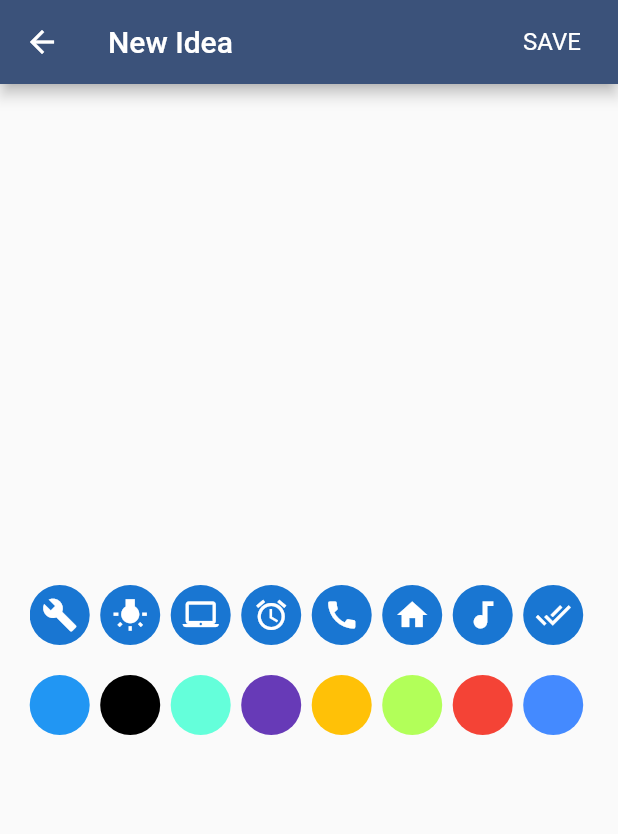
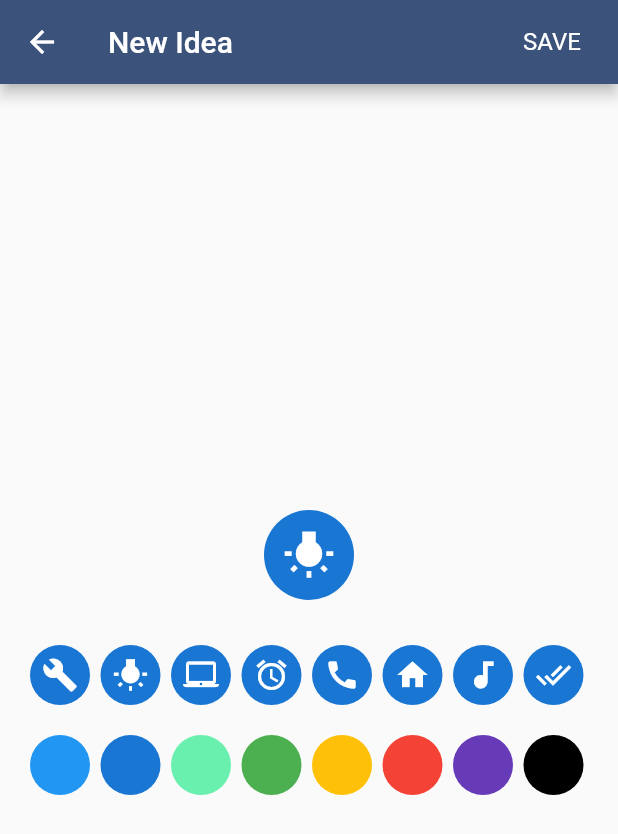
Before and after one commit to JBDionisio/flutter-organization_app, a Flutter app: the IdeasList screen opened directly, on a phone screen of 412 x 824 dp. Shown: the top 834 px of the screen. Run offline on Flutter 3.47's test engine with Material 2 defaults, Android fonts, the phone set to English and light mode, and no system bars.

Commit message:
#1 Possibility of choose color and icon

```diff
--- a/lib/screens/popups/ideasList.dart
+++ b/lib/screens/popups/ideasList.dart
@@ -6,6 +6,11 @@ class IdeasList extends StatefulWidget {
 }
 
 class _IdeasListState extends State<IdeasList> {
+
+  Color _color = Colors.blue[700];
+  IconData _icon = Icons.wb_incandescent;
+
+
   @override
   Widget build(BuildContext context) {
     return new Scaffold(
@@ -31,12 +36,25 @@ class _IdeasListState extends State<IdeasList> {
         child: Column(
           mainAxisAlignment: MainAxisAlignment.center,
           children: <Widget>[
+            new Container(
+              padding: EdgeInsets.only(left: 40.0, right:40.0, bottom: 20.0),
+              //color: Colors.black,
+              child: Center(
+                child: CircleAvatar(
+                  radius: 30.0,
+                  backgroundColor: _color,
+                  child: Icon(_icon,
+                      size: 35.0, color: Colors.white),
+                ),
+              ),
+
+            ),
             new Stack(
               alignment: Alignment.center,
               children: <Widget>[
                 new Container(
                   height: 60.0,
-                  padding: EdgeInsets.only(left: 19.8, right:19.8),
+                  padding: EdgeInsets.only(left: 20.0, right:16.0),
                   child: _icons(),
                 )
               ],
@@ -45,11 +63,12 @@ class _IdeasListState extends State<IdeasList> {
               children: <Widget>[
                 new Container(
                   height: 60.0,
-                  padding: EdgeInsets.only(left: 19.8, right:19.8),
+                  padding: EdgeInsets.only(left: 20.0, right:16.0),
                   child: _colors(),
                 )
               ],
-            )
+            ),
+
           ],
         ),
       )
@@ -60,38 +79,100 @@ class _IdeasListState extends State<IdeasList> {
     return ListView(
       scrollDirection: Axis.horizontal,
       children: <Widget>[
-        CircleAvatar(
-            child: Icon(Icons.build)
+        GestureDetector(
+          onTap: (){
+            setState(() {
+              _icon = Icons.build;
+            });
+          },
+          child: CircleAvatar(
+              child: Icon(Icons.build)
+          ),
         ),
         SizedBox(width: 7.0,),
-        CircleAvatar(
-            child: Icon(Icons.wb_incandescent)
+
+        GestureDetector(
+          onTap: (){
+            setState(() {
+              _icon = Icons.wb_incandescent;
+            });
+          },
+          child: CircleAvatar(
+              child: Icon(Icons.wb_incandescent)
+          ),
         ),
         SizedBox(width: 7.0,),
-        CircleAvatar(
-            child: Icon(Icons.laptop_mac)
+
+        GestureDetector(
+          onTap: (){
+            setState(() {
+              _icon = Icons.laptop_mac;
+            });
+          },
+          child: CircleAvatar(
+              child: Icon(Icons.laptop_mac)
+          ),
         ),
         SizedBox(width: 7.0,),
-        CircleAvatar(
-            child: Icon(Icons.alarm)
+
+        GestureDetector(
+          onTap: (){
+            setState(() {
+              _icon = Icons.alarm;
+            });
+          },
+          child: CircleAvatar(
+              child: Icon(Icons.alarm)
+          ),
         ),
         SizedBox(width: 7.0,),
-        CircleAvatar(
-            child: Icon(Icons.call)
+
+        GestureDetector(
+          onTap: (){
+            setState(() {
+              _icon = Icons.call;
+            });
+          },
+          child: CircleAvatar(
+              child: Icon(Icons.call)
+          ),
         ),
         SizedBox(width: 7.0,),
-        CircleAvatar(
-            child: Icon(Icons.home)
+
+        GestureDetector(
+          onTap: (){
+            setState(() {
+              _icon = Icons.home;
+            });
+          },
+          child: CircleAvatar(
+              child: Icon(Icons.home)
+          ),
         ),
         SizedBox(width: 7.0,),
-        CircleAvatar(
-            child: Icon(Icons.audiotrack)
+
+        GestureDetector(
+          onTap: (){
+            setState(() {
+              _icon = Icons.audiotrack;
+            });
+          },
+          child: CircleAvatar(
+              child: Icon(Icons.audiotrack)
+          ),
         ),
         SizedBox(width: 7.0,),
-        CircleAvatar(
-            child: Icon(Icons.done_all)
+
+        GestureDetector(
+          onTap: (){
+            setState(() {
+              _icon = Icons.done_all;
+            });
+          },
+          child: CircleAvatar(
+              child: Icon(Icons.done_all)
+          ),
         ),
-        SizedBox(width: 7.0,),
       ],
     );
   }
@@ -99,36 +180,99 @@ class _IdeasListState extends State<IdeasList> {
     return ListView(
       scrollDirection: Axis.horizontal,
       children: <Widget>[
-        CircleAvatar(
+        GestureDetector(
+          onTap: (){
+            setState(() {
+              _color = Colors.blue;
+            });
+          },
+          child: CircleAvatar(
             backgroundColor: Colors.blue,
+          ),
         ),
         SizedBox(width: 7.0,),
-        CircleAvatar(
-          backgroundColor: Colors.black,
+
+        GestureDetector(
+          onTap: (){
+            setState(() {
+              _color = Colors.blue[700];
+            });
+          },
+          child: CircleAvatar(
+            backgroundColor: Colors.blue[700],
+          ),
         ),
         SizedBox(width: 7.0,),
-        CircleAvatar(
-          backgroundColor: Colors.tealAccent,
+
+        GestureDetector(
+          onTap: (){
+            setState(() {
+              _color = Colors.greenAccent;
+            });
+          },
+          child: CircleAvatar(
+            backgroundColor: Colors.greenAccent,
+          ),
         ),
         SizedBox(width: 7.0,),
-        CircleAvatar(
-          backgroundColor: Colors.deepPurple,
+
+        GestureDetector(
+          onTap: (){
+            setState(() {
+              _color = Colors.green;
+            });
+          },
+          child: CircleAvatar(
+            backgroundColor: Colors.green,
+          ),
         ),
         SizedBox(width: 7.0,),
-        CircleAvatar(
-          backgroundColor: Colors.amber,
+
+        GestureDetector(
+          onTap: (){
+            setState(() {
+              _color = Colors.amber;
+            });
+          },
+          child: CircleAvatar(
+            backgroundColor: Colors.amber,
+          ),
         ),
         SizedBox(width: 7.0,),
-        CircleAvatar(
-          backgroundColor: Colors.lightGreenAccent,
+
+        GestureDetector(
+          onTap: (){
+            setState(() {
+              _color = Colors.red;
+            });
+          },
+          child: CircleAvatar(
+            backgroundColor: Colors.red,
+          ),
         ),
         SizedBox(width: 7.0,),
-        CircleAvatar(
-          backgroundColor: Colors.red,
+
+        GestureDetector(
+          onTap: (){
+            setState(() {
+              _color = Colors.deepPurple;
+            });
+          },
+          child: CircleAvatar(
+            backgroundColor: Colors.deepPurple,
+          ),
         ),
         SizedBox(width: 7.0,),
-        CircleAvatar(
-          backgroundColor: Colors.blueAccent,
+
+        GestureDetector(
+          onTap: (){
+            setState(() {
+              _color = Colors.black;
+            });
+          },
+          child: CircleAvatar(
+            backgroundColor: Colors.black,
+          ),
         ),
       ],
     );
```
